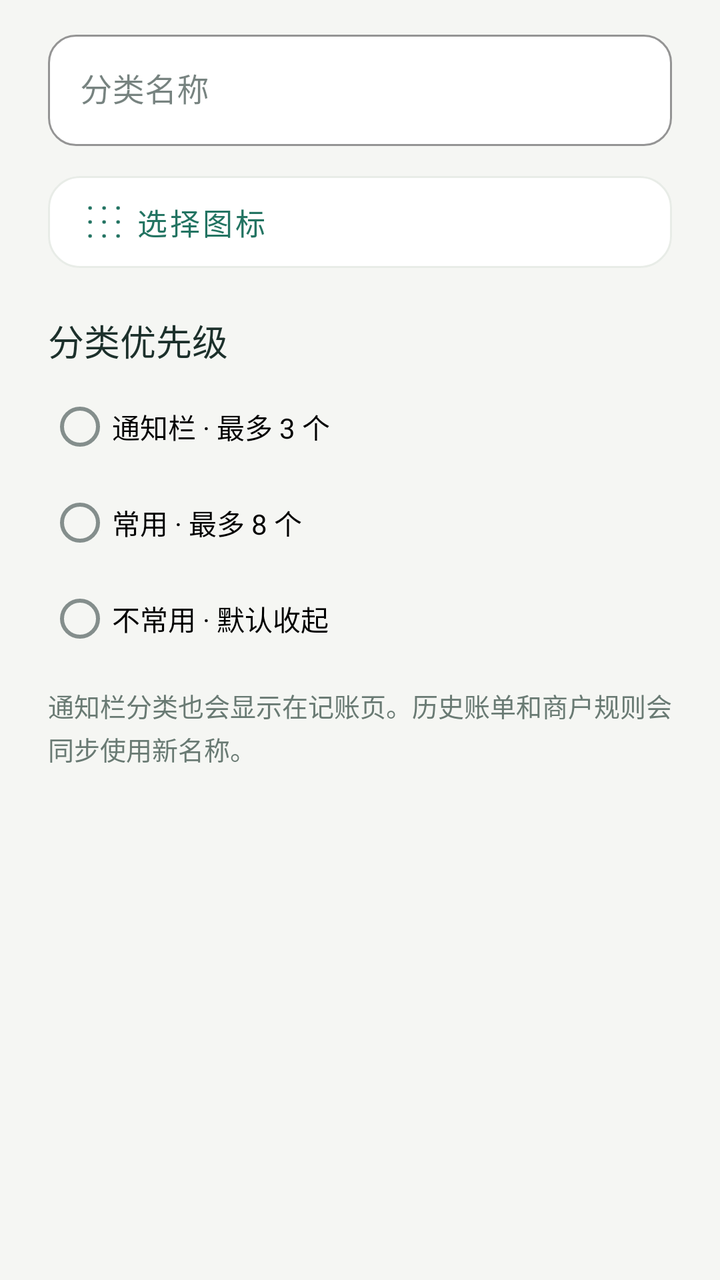
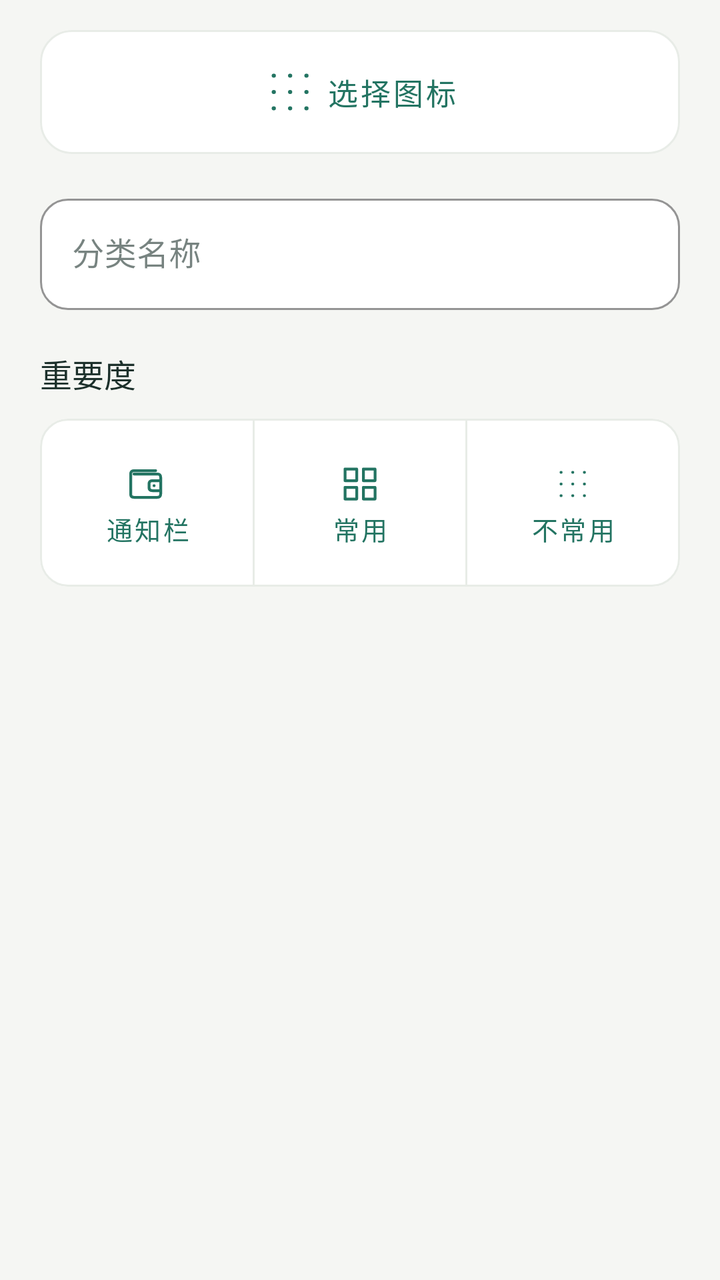

Compare the two renders of this Android layout. The source of the first and the diff that turns it into the second are given below.
<!-- AndroidManifest.xml: application theme Theme.LightLedger -->
<!-- res/layout/dialog_category_preferences.xml -->
<ScrollView xmlns:android="http://schemas.android.com/apk/res/android" xmlns:app="http://schemas.android.com/apk/res-auto"
    android:layout_width="match_parent" android:layout_height="wrap_content" android:fillViewport="false">
    <LinearLayout android:layout_width="match_parent" android:layout_height="wrap_content" android:orientation="vertical" android:paddingHorizontal="24dp" android:paddingVertical="12dp">
        <com.google.android.material.textfield.TextInputLayout android:id="@+id/nameInput" style="@style/LedgerInput" android:layout_width="match_parent" android:layout_height="wrap_content" android:hint="分类名称" app:endIconMode="clear_text">
            <com.google.android.material.textfield.TextInputEditText android:id="@+id/categoryName" android:layout_width="match_parent" android:layout_height="wrap_content" android:singleLine="true" android:imeOptions="actionDone" />
        </com.google.android.material.textfield.TextInputLayout>
        <com.google.android.material.button.MaterialButton android:id="@+id/chooseIcon" style="@style/LedgerOutlineButton" android:layout_width="match_parent" android:layout_height="wrap_content" android:layout_marginTop="12dp" android:gravity="start|center_vertical" android:text="选择图标" app:icon="@drawable/ic_other" />
        <TextView style="@style/LedgerSectionTitle" android:layout_width="match_parent" android:layout_height="wrap_content" android:layout_marginTop="20dp" android:text="分类优先级" />
        <RadioGroup android:id="@+id/priorityChoices" android:layout_width="match_parent" android:layout_height="wrap_content" android:orientation="vertical" android:layout_marginTop="6dp">
            <com.google.android.material.radiobutton.MaterialRadioButton android:id="@+id/notificationPriority" android:layout_width="match_parent" android:layout_height="wrap_content" android:minHeight="48dp" android:text="通知栏 · 最多 3 个" android:textSize="14sp" />
            <com.google.android.material.radiobutton.MaterialRadioButton android:id="@+id/commonPriority" android:layout_width="match_parent" android:layout_height="wrap_content" android:minHeight="48dp" android:text="常用 · 最多 8 个" android:textSize="14sp" />
            <com.google.android.material.radiobutton.MaterialRadioButton android:id="@+id/occasionalPriority" android:layout_width="match_parent" android:layout_height="wrap_content" android:minHeight="48dp" android:text="不常用 · 默认收起" android:textSize="14sp" />
        </RadioGroup>
        <TextView android:id="@+id/categoryError" style="@style/LedgerCaption" android:layout_width="match_parent" android:layout_height="wrap_content" android:textColor="?attr/colorError" android:visibility="gone" />
        <TextView style="@style/LedgerCaption" android:layout_width="match_parent" android:layout_height="wrap_content" android:layout_marginTop="10dp" android:text="通知栏分类也会显示在记账页。历史账单和商户规则会同步使用新名称。" />
    </LinearLayout>
</ScrollView>
<!-- resources referenced by this layout -->
<resources>
  <style name="LedgerCaption"><item name="android:textColor">?attr/ledgerMuted</item><item name="android:textSize">13sp</item><item name="android:lineSpacingExtra">3dp</item></style>
  <style name="LedgerInput" parent="Widget.MaterialComponents.TextInputLayout.OutlinedBox">
          <item name="boxCornerRadiusTopStart">14dp</item><item name="boxCornerRadiusTopEnd">14dp</item><item name="boxCornerRadiusBottomStart">14dp</item><item name="boxCornerRadiusBottomEnd">14dp</item>
          <item name="boxBackgroundColor">@color/white</item><item name="boxStrokeColor">?attr/colorPrimary</item>
      </style>
  <style name="LedgerSectionTitle"><item name="android:textColor">?attr/colorOnSurface</item><item name="android:textSize">18sp</item><item name="android:fontFamily">sans-serif-medium</item></style>
  <color name="white">#FFFFFF</color>
  <color name="ledger_teal">#237462</color>
  <color name="ledger_teal_dark">#184D40</color>
  <color name="ledger_ink">#1C302B</color>
  <color name="ledger_background">#F5F6F3</color>
  <color name="ledger_teal_soft">#E5F1EA</color>
  <color name="ledger_muted">#697A73</color>
  <color name="ledger_border">#E8ECE7</color>
  <style name="LedgerWindowAnimation" parent="android:style/Animation.Activity">
          <item name="android:activityOpenEnterAnimation">@anim/ledger_activity_enter</item>
          <item name="android:activityOpenExitAnimation">@anim/ledger_activity_exit</item>
          <item name="android:activityCloseEnterAnimation">@anim/ledger_activity_enter</item>
          <item name="android:activityCloseExitAnimation">@anim/ledger_activity_exit</item>
      </style>
  <style name="LedgerButton" parent="Widget.MaterialComponents.Button">
          <item name="cornerRadius">16dp</item><item name="android:minHeight">52dp</item><item name="android:textAllCaps">false</item>
          <item name="android:textSize">15sp</item><item name="android:fontFamily">sans-serif-medium</item><item name="android:paddingHorizontal">16dp</item>
          <item name="android:insetTop">3dp</item><item name="android:insetBottom">3dp</item>
      </style>
  <!-- unchanged entries left out for length: 3 -->
</resources>

<!-- the commit's change to res/layout/dialog_category_preferences.xml (unified diff, before → after) -->
@@ -1,17 +1,16 @@
 <ScrollView xmlns:android="http://schemas.android.com/apk/res/android" xmlns:app="http://schemas.android.com/apk/res-auto"
     android:layout_width="match_parent" android:layout_height="wrap_content" android:fillViewport="false">
-    <LinearLayout android:layout_width="match_parent" android:layout_height="wrap_content" android:orientation="vertical" android:paddingHorizontal="24dp" android:paddingVertical="12dp">
-        <com.google.android.material.textfield.TextInputLayout android:id="@+id/nameInput" style="@style/LedgerInput" android:layout_width="match_parent" android:layout_height="wrap_content" android:hint="分类名称" app:endIconMode="clear_text">
+    <LinearLayout android:layout_width="match_parent" android:layout_height="wrap_content" android:orientation="vertical" android:paddingHorizontal="20dp" android:paddingVertical="12dp">
+        <com.google.android.material.button.MaterialButton android:id="@+id/chooseIcon" style="@style/LedgerOutlineButton" android:layout_width="match_parent" android:layout_height="wrap_content" android:minHeight="68dp" android:text="选择图标" app:icon="@drawable/ic_other" app:iconSize="28dp" app:iconGravity="textStart" />
+        <com.google.android.material.textfield.TextInputLayout android:id="@+id/nameInput" style="@style/LedgerInput" android:layout_width="match_parent" android:layout_height="wrap_content" android:layout_marginTop="14dp" android:hint="分类名称" app:endIconMode="clear_text">
             <com.google.android.material.textfield.TextInputEditText android:id="@+id/categoryName" android:layout_width="match_parent" android:layout_height="wrap_content" android:singleLine="true" android:imeOptions="actionDone" />
         </com.google.android.material.textfield.TextInputLayout>
-        <com.google.android.material.button.MaterialButton android:id="@+id/chooseIcon" style="@style/LedgerOutlineButton" android:layout_width="match_parent" android:layout_height="wrap_content" android:layout_marginTop="12dp" android:gravity="start|center_vertical" android:text="选择图标" app:icon="@drawable/ic_other" />
-        <TextView style="@style/LedgerSectionTitle" android:layout_width="match_parent" android:layout_height="wrap_content" android:layout_marginTop="20dp" android:text="分类优先级" />
-        <RadioGroup android:id="@+id/priorityChoices" android:layout_width="match_parent" android:layout_height="wrap_content" android:orientation="vertical" android:layout_marginTop="6dp">
-            <com.google.android.material.radiobutton.MaterialRadioButton android:id="@+id/notificationPriority" android:layout_width="match_parent" android:layout_height="wrap_content" android:minHeight="48dp" android:text="通知栏 · 最多 3 个" android:textSize="14sp" />
-            <com.google.android.material.radiobutton.MaterialRadioButton android:id="@+id/commonPriority" android:layout_width="match_parent" android:layout_height="wrap_content" android:minHeight="48dp" android:text="常用 · 最多 8 个" android:textSize="14sp" />
-            <com.google.android.material.radiobutton.MaterialRadioButton android:id="@+id/occasionalPriority" android:layout_width="match_parent" android:layout_height="wrap_content" android:minHeight="48dp" android:text="不常用 · 默认收起" android:textSize="14sp" />
-        </RadioGroup>
+        <TextView style="@style/LedgerSectionTitle" android:layout_width="match_parent" android:layout_height="wrap_content" android:layout_marginTop="20dp" android:layout_marginBottom="8dp" android:text="重要度" android:textSize="16sp" />
+        <com.google.android.material.button.MaterialButtonToggleGroup android:id="@+id/priorityChoices" android:layout_width="match_parent" android:layout_height="wrap_content" android:baselineAligned="false" app:singleSelection="true" app:selectionRequired="true">
+            <com.google.android.material.button.MaterialButton android:id="@+id/notificationPriority" style="@style/LedgerPriorityButton" android:layout_width="0dp" android:layout_height="wrap_content" android:layout_weight="1" android:text="通知栏" app:icon="@drawable/ic_wallet" />
+            <com.google.android.material.button.MaterialButton android:id="@+id/commonPriority" style="@style/LedgerPriorityButton" android:layout_width="0dp" android:layout_height="wrap_content" android:layout_weight="1" android:text="常用" app:icon="@drawable/ic_grid" />
+            <com.google.android.material.button.MaterialButton android:id="@+id/occasionalPriority" style="@style/LedgerPriorityButton" android:layout_width="0dp" android:layout_height="wrap_content" android:layout_weight="1" android:text="不常用" app:icon="@drawable/ic_other" />
+        </com.google.android.material.button.MaterialButtonToggleGroup>
         <TextView android:id="@+id/categoryError" style="@style/LedgerCaption" android:layout_width="match_parent" android:layout_height="wrap_content" android:textColor="?attr/colorError" android:visibility="gone" />
-        <TextView style="@style/LedgerCaption" android:layout_width="match_parent" android:layout_height="wrap_content" android:layout_marginTop="10dp" android:text="通知栏分类也会显示在记账页。历史账单和商户规则会同步使用新名称。" />
     </LinearLayout>
 </ScrollView>
<!-- resource entries referenced after the edit -->
@@ -1,9 +1,22 @@
 <!-- resources referenced by this layout -->
 <resources>
+  <!-- drawable ic_grid (drawable) -->
+  <vector xmlns:android="http://schemas.android.com/apk/res/android" android:width="24dp" android:height="24dp" android:viewportWidth="24" android:viewportHeight="24"><path android:pathData="M3,3 L10,3 L10,10 L3,10 Z M14,3 L21,3 L21,10 L14,10 Z M3,14 L10,14 L10,21 L3,21 Z M14,14 L21,14 L21,21 L14,21 Z" android:fillColor="@android:color/transparent" android:strokeColor="?attr/colorPrimary" android:strokeWidth="1.7" android:strokeLineCap="round" android:strokeLineJoin="round"/></vector>
+  <!-- drawable ic_wallet (drawable) -->
+  <vector xmlns:android="http://schemas.android.com/apk/res/android" android:width="24dp" android:height="24dp" android:viewportWidth="24" android:viewportHeight="24"><path android:pathData="M4,6 L18,6 Q20,6 20,8 L20,18 Q20,20 18,20 L4,20 Q2,20 2,18 L2,6 Q2,4 4,4 L17,4 M20,10 L15,10 Q13,10 13,12 L13,14 Q13,16 15,16 L20,16 M16,13 L16.1,13" android:fillColor="@android:color/transparent" android:strokeColor="?attr/colorPrimary" android:strokeWidth="1.7" android:strokeLineCap="round" android:strokeLineJoin="round"/></vector>
   <style name="LedgerCaption"><item name="android:textColor">?attr/ledgerMuted</item><item name="android:textSize">13sp</item><item name="android:lineSpacingExtra">3dp</item></style>
   <style name="LedgerInput" parent="Widget.MaterialComponents.TextInputLayout.OutlinedBox">
           <item name="boxCornerRadiusTopStart">14dp</item><item name="boxCornerRadiusTopEnd">14dp</item><item name="boxCornerRadiusBottomStart">14dp</item><item name="boxCornerRadiusBottomEnd">14dp</item>
           <item name="boxBackgroundColor">@color/white</item><item name="boxStrokeColor">?attr/colorPrimary</item>
+      </style>
+  <style name="LedgerPriorityButton" parent="LedgerOutlineButton">
+          <item name="android:singleLine">false</item><item name="android:maxLines">2</item>
+          <item name="android:textSize">13sp</item><item name="android:minHeight">90dp</item>
+          <item name="android:paddingHorizontal">4dp</item><item name="cornerRadius">14dp</item>
+          <item name="android:textColor">@color/ledger_priority_text</item>
+          <item name="backgroundTint">@color/ledger_priority_background</item>
+          <item name="iconTint">@color/ledger_priority_text</item>
+          <item name="iconGravity">textTop</item><item name="iconSize">20dp</item><item name="iconPadding">6dp</item>
       </style>
   <style name="LedgerSectionTitle"><item name="android:textColor">?attr/colorOnSurface</item><item name="android:textSize">18sp</item><item name="android:fontFamily">sans-serif-medium</item></style>
   <color name="white">#FFFFFF</color>
@@ -15,10 +28,10 @@
   <color name="ledger_muted">#697A73</color>
   <color name="ledger_border">#E8ECE7</color>
   <style name="LedgerWindowAnimation" parent="android:style/Animation.Activity">
-          <item name="android:activityOpenEnterAnimation">@anim/ledger_activity_enter</item>
-          <item name="android:activityOpenExitAnimation">@anim/ledger_activity_exit</item>
-          <item name="android:activityCloseEnterAnimation">@anim/ledger_activity_enter</item>
-          <item name="android:activityCloseExitAnimation">@anim/ledger_activity_exit</item>
+          <item name="android:activityOpenEnterAnimation">@null</item>
+          <item name="android:activityOpenExitAnimation">@null</item>
+          <item name="android:activityCloseEnterAnimation">@null</item>
+          <item name="android:activityCloseExitAnimation">@null</item>
       </style>
   <style name="LedgerButton" parent="Widget.MaterialComponents.Button">
           <item name="cornerRadius">16dp</item><item name="android:minHeight">52dp</item><item name="android:textAllCaps">false</item>
